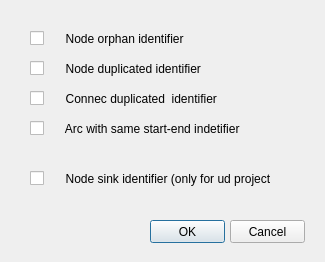
Qt form ui/topology_tools.ui (Giswater/giswater_qgis_plugin) before a commit.
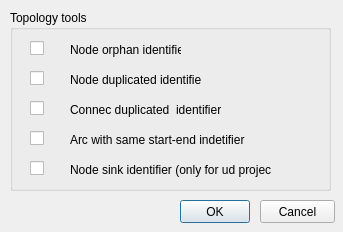
The same form after that commit.

Patch:
```diff
--- a/ui/topology_tools.ui
+++ b/ui/topology_tools.ui
@@ -6,8 +6,8 @@
    <rect>
     <x>0</x>
     <y>0</y>
-    <width>325</width>
-    <height>262</height>
+    <width>343</width>
+    <height>232</height>
    </rect>
   </property>
   <property name="windowTitle">
@@ -16,9 +16,9 @@
   <widget class="QPushButton" name="btn_accept">
    <property name="geometry">
     <rect>
-     <x>150</x>
-     <y>220</y>
-     <width>75</width>
+     <x>180</x>
+     <y>200</y>
+     <width>70</width>
      <height>23</height>
     </rect>
    </property>
@@ -29,8 +29,8 @@
   <widget class="QPushButton" name="btn_cancel">
    <property name="geometry">
     <rect>
-     <x>230</x>
-     <y>220</y>
+     <x>260</x>
+     <y>200</y>
      <width>75</width>
      <height>23</height>
     </rect>
@@ -39,71 +39,162 @@
     <string>Cancel</string>
    </property>
   </widget>
+  <widget class="QLabel" name="label_node_dink">
+   <property name="geometry">
+    <rect>
+     <x>70</x>
+     <y>160</y>
+     <width>201</width>
+     <height>20</height>
+    </rect>
+   </property>
+   <property name="text">
+    <string>Node sink identifier (only for ud projects)</string>
+   </property>
+  </widget>
   <widget class="QCheckBox" name="check_node_duplicated">
    <property name="geometry">
     <rect>
      <x>30</x>
-     <y>60</y>
-     <width>231</width>
+     <y>70</y>
+     <width>21</width>
      <height>17</height>
     </rect>
    </property>
    <property name="text">
-    <string>     Node duplicated identifier</string>
+    <string/>
+   </property>
+  </widget>
+  <widget class="QLabel" name="label_orphan_identif">
+   <property name="geometry">
+    <rect>
+     <x>70</x>
+     <y>40</y>
+     <width>111</width>
+     <height>20</height>
+    </rect>
+   </property>
+   <property name="text">
+    <string>Node orphan identifier</string>
+   </property>
+  </widget>
+  <widget class="QLabel" name="label_node_duplicated">
+   <property name="geometry">
+    <rect>
+     <x>70</x>
+     <y>70</y>
+     <width>131</width>
+     <height>20</height>
+    </rect>
+   </property>
+   <property name="text">
+    <string>Node duplicated identifier</string>
+   </property>
+  </widget>
+  <widget class="QLabel" name="label_connec_duplicated">
+   <property name="geometry">
+    <rect>
+     <x>70</x>
+     <y>100</y>
+     <width>151</width>
+     <height>20</height>
+    </rect>
+   </property>
+   <property name="text">
+    <string>Connec duplicated  identifier</string>
+   </property>
+  </widget>
+  <widget class="QLabel" name="label_arc_start_end">
+   <property name="geometry">
+    <rect>
+     <x>70</x>
+     <y>130</y>
+     <width>181</width>
+     <height>20</height>
+    </rect>
+   </property>
+   <property name="text">
+    <string>Arc with same start-end indetifier</string>
    </property>
   </widget>
   <widget class="QCheckBox" name="check_connec_duplicated">
    <property name="geometry">
     <rect>
      <x>30</x>
-     <y>90</y>
-     <width>221</width>
+     <y>100</y>
+     <width>21</width>
      <height>17</height>
     </rect>
    </property>
    <property name="text">
-    <string>     Connec duplicated  identifier</string>
+    <string/>
    </property>
   </widget>
   <widget class="QCheckBox" name="check_arc_same_startend">
    <property name="geometry">
     <rect>
      <x>30</x>
-     <y>120</y>
-     <width>241</width>
+     <y>130</y>
+     <width>21</width>
      <height>17</height>
     </rect>
    </property>
    <property name="text">
-    <string>     Arc with same start-end indetifier</string>
+    <string/>
    </property>
   </widget>
   <widget class="QCheckBox" name="check_node_sink">
    <property name="geometry">
     <rect>
      <x>30</x>
-     <y>170</y>
-     <width>241</width>
+     <y>160</y>
+     <width>21</width>
      <height>17</height>
     </rect>
    </property>
    <property name="text">
-    <string>     Node sink identifier (only for ud projects)</string>
+    <string/>
    </property>
   </widget>
   <widget class="QCheckBox" name="check_node_orphan">
    <property name="geometry">
     <rect>
      <x>30</x>
-     <y>30</y>
-     <width>251</width>
+     <y>40</y>
+     <width>21</width>
      <height>17</height>
     </rect>
    </property>
    <property name="text">
-    <string>     Node orphan identifier</string>
+    <string/>
    </property>
   </widget>
+  <widget class="QGroupBox" name="groupBox">
+   <property name="geometry">
+    <rect>
+     <x>10</x>
+     <y>10</y>
+     <width>321</width>
+     <height>181</height>
+    </rect>
+   </property>
+   <property name="title">
+    <string>Topology tools</string>
+   </property>
+  </widget>
+  <zorder>groupBox</zorder>
+  <zorder>btn_accept</zorder>
+  <zorder>btn_cancel</zorder>
+  <zorder>label_node_dink</zorder>
+  <zorder>check_node_duplicated</zorder>
+  <zorder>label_orphan_identif</zorder>
+  <zorder>label_node_duplicated</zorder>
+  <zorder>label_connec_duplicated</zorder>
+  <zorder>label_arc_start_end</zorder>
+  <zorder>check_connec_duplicated</zorder>
+  <zorder>check_arc_same_startend</zorder>
+  <zorder>check_node_sink</zorder>
+  <zorder>check_node_orphan</zorder>
  </widget>
  <resources/>
  <connections/>
```
